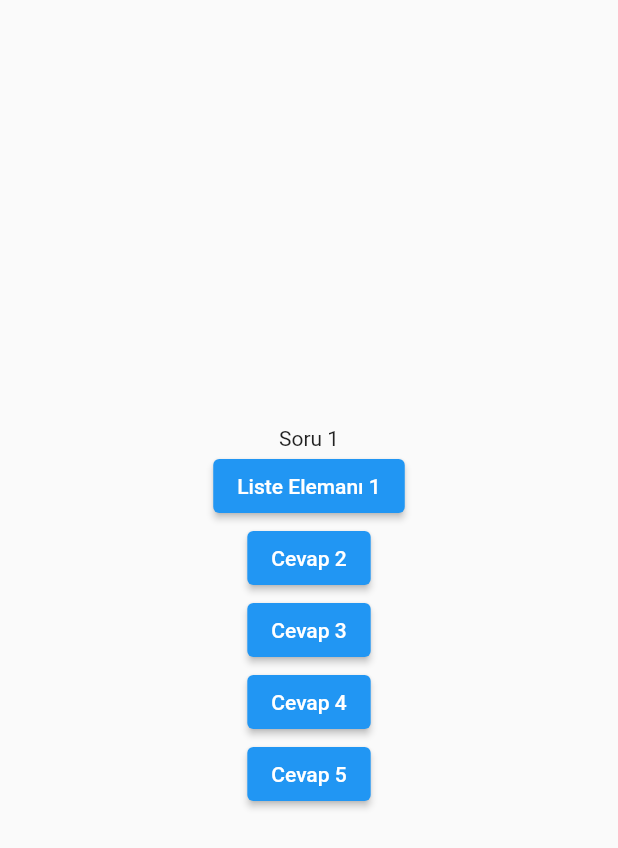
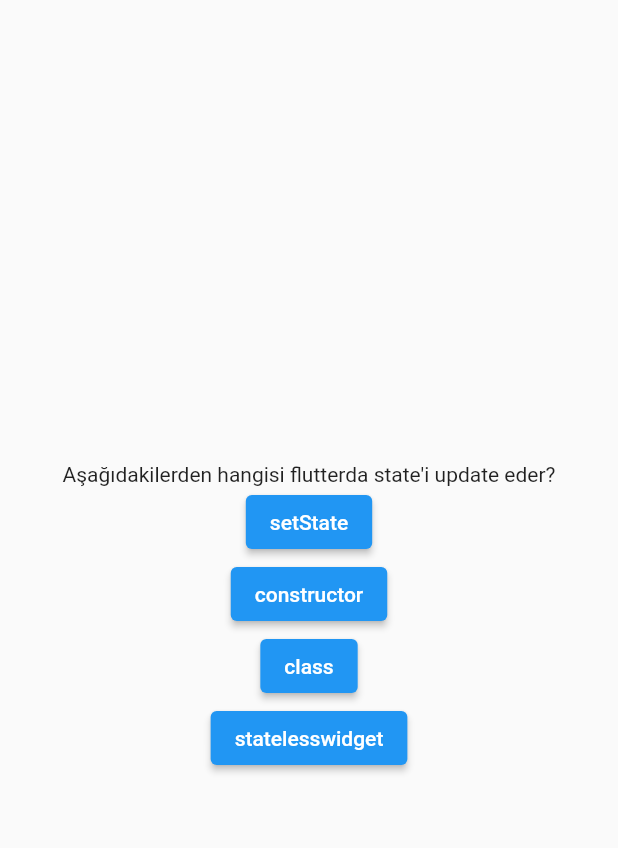
Before and after one commit to halit-kalayci-instruction/flutter-tobeto-1a, a Flutter app: the screen it shows after launch, on a phone screen of 412 x 824 dp. Shown: the top 848 px of the screen. Run offline on Flutter 3.47's test engine with Material 2 defaults, Android fonts, the phone set to English and light mode, and no system bars.

Commit message:
change questions

```diff
--- a/lib/data/questions.dart
+++ b/lib/data/questions.dart
@@ -3,4 +3,7 @@ import 'package:introapp/models/quiz_question.dart';
 const questions = [
   QuizQuestion("Aşağıdakilerden hangisi flutterda state'i update eder?",
       ["setState", "constructor", "class", "statelesswidget"]),
+  QuizQuestion("Flutter aşağıdaki dillerden hangisini kullanır?",
+      ["java", "javascript", "dart", "c#"]),
+  QuizQuestion("Soru 3", ["java", "javascript", "dart", "c#"]),
 ];
--- a/lib/main.dart
+++ b/lib/main.dart
@@ -1,6 +1,8 @@
 import 'dart:math';
 
 import 'package:flutter/material.dart';
+import 'package:introapp/data/questions.dart';
+import 'package:introapp/models/quiz_question.dart';
 
 void main() {
   runApp(const MaterialApp(home: QuestionScreen()));
@@ -52,36 +54,37 @@ class QuestionScreen extends StatefulWidget {
 }
 
 class _QuestionState extends State<QuestionScreen> {
-  String question = "Soru 1";
-  List<String> answers = [
-    "Liste Elemanı 1",
-    "Cevap 2",
-    "Cevap 3",
-    "Cevap 4",
-    "Cevap 5"
-  ];
+  int currentQuestionIndex = 0; // O an kaçıncı soruda olduğumu
 
   void changeQuestion() {
     setState(() {
-      question = "Soru 2";
+      if (questions.length - 1 > currentQuestionIndex) currentQuestionIndex++;
     }); // değişikliklerin ekrana da yansıtılması için gerekli..
+    // setState => build fonkisyonunu yeniden çalıştırır.
   }
 
+  // Spread Operator
   @override
   Widget build(BuildContext context) {
+    final currentQuestion = questions[
+        currentQuestionIndex]; // Liste içerisinden o an kaçıncı soruda isek
+    // o indexdeki veriyi al.
+
     return Scaffold(
       body: Center(
         child: Column(mainAxisAlignment: MainAxisAlignment.center, children: [
-          Text(question),
-          ...answers.map((answer) {
-            return ElevatedButton(
-                onPressed: () {},
-                child: Text(
-                  answer,
-                  textAlign: TextAlign.center,
-                  style: const TextStyle(color: Colors.white),
-                ));
-          })
+          Column(
+            children: [
+              Text(currentQuestion.question),
+              ...currentQuestion.answers.map((answer) {
+                return ElevatedButton(
+                    child: Text(answer),
+                    onPressed: () {
+                      changeQuestion();
+                    });
+              })
+            ],
+          )
         ]),
       ),
     );
```
